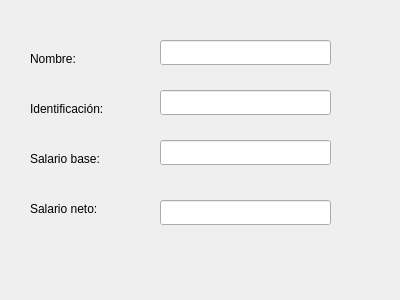
Los-Pollitos/PI-Redes-Sistemas-Operativos, file Interfaz/consult_salary.ui: the form before one commit.
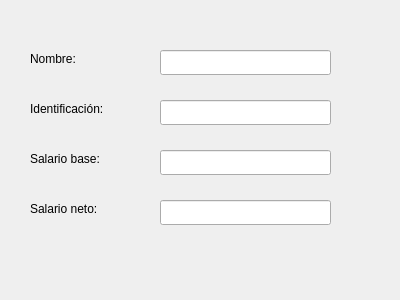
The form after the commit.

Diff of the .ui file:
```diff
--- a/Interfaz/consult_salary.ui
+++ b/Interfaz/consult_salary.ui
@@ -69,7 +69,7 @@
    <property name="geometry">
     <rect>
      <x>160</x>
-     <y>40</y>
+     <y>50</y>
      <width>171</width>
      <height>25</height>
     </rect>
@@ -79,7 +79,7 @@
    <property name="geometry">
     <rect>
      <x>160</x>
-     <y>90</y>
+     <y>100</y>
      <width>171</width>
      <height>25</height>
     </rect>
@@ -89,7 +89,7 @@
    <property name="geometry">
     <rect>
      <x>160</x>
-     <y>140</y>
+     <y>150</y>
      <width>171</width>
      <height>25</height>
     </rect>
```
